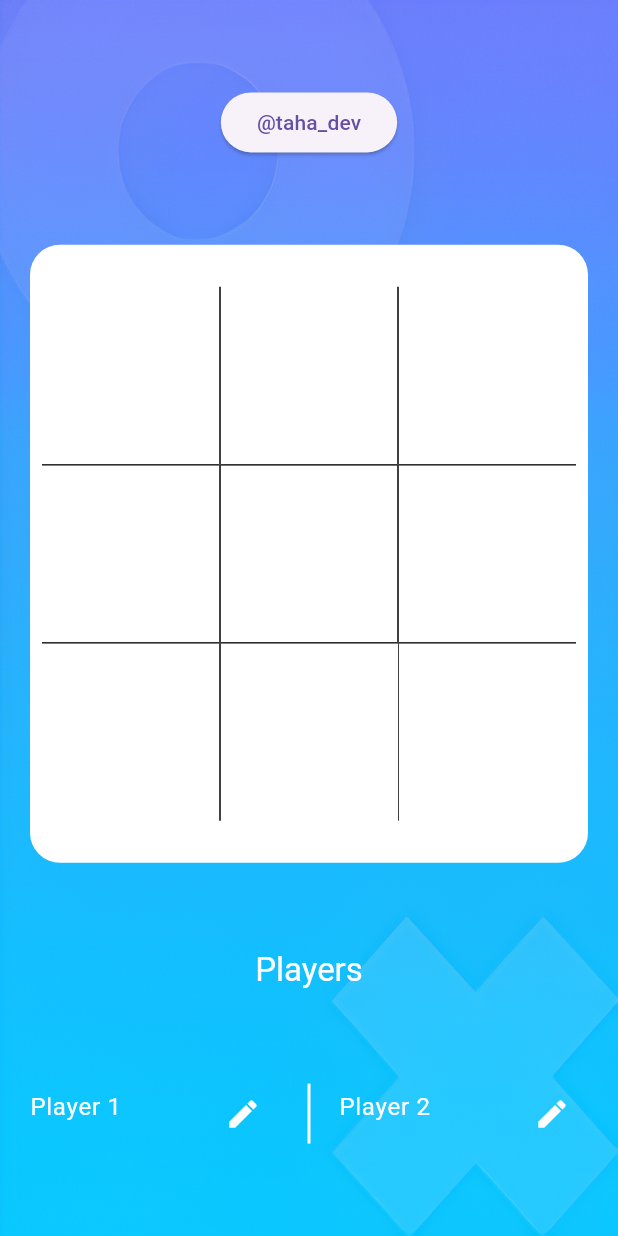
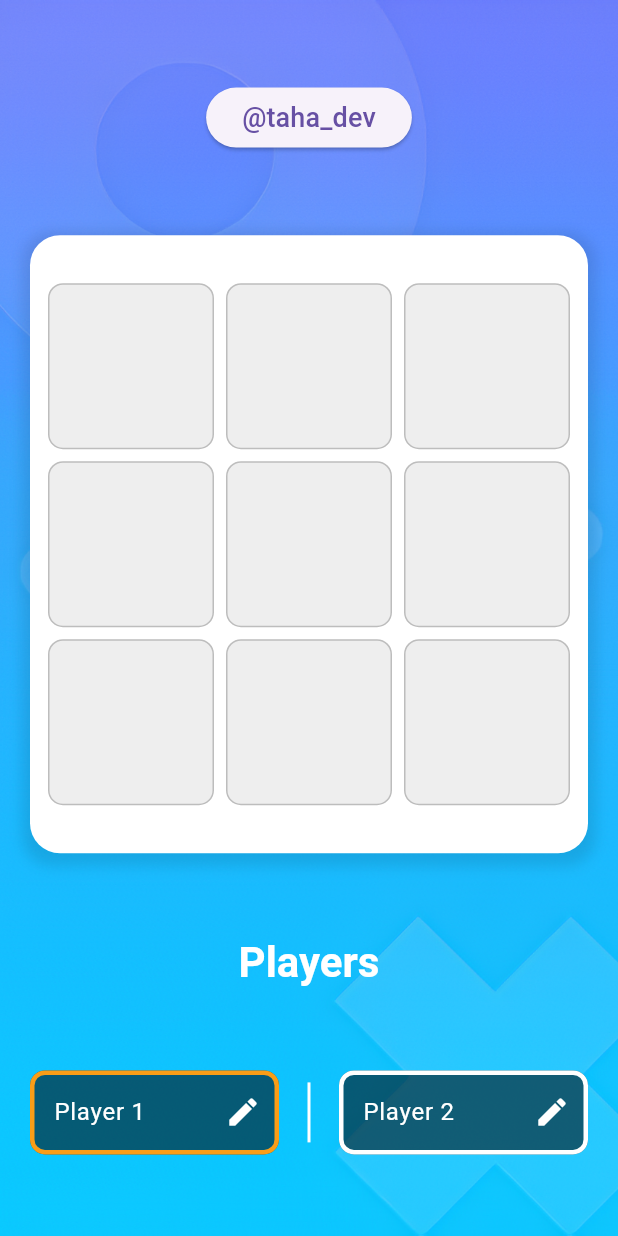
Before and after one commit to MuhammadTahaRandhawa/tic_tac_toe_game_flutter, a Flutter app: the screen it shows after launch, on a phone screen of 412 x 824 dp. Run offline on Flutter 3.47's test engine with Material 3 defaults, Android fonts, the phone set to English and light mode, and no system bars; our stand-ins replace device_preview, lottie.

Commit message:
implement draw game logic + UI Changes

```diff
--- a/lib/game/game_board.dart
+++ b/lib/game/game_board.dart
@@ -1,9 +1,7 @@
 import 'package:flutter/material.dart';
-import 'package:fpdart/fpdart.dart' show FpdartOnIterable;
 import 'package:lottie/lottie.dart';
 import 'package:myapp/game/game_provider.dart';
 import 'package:provider/provider.dart';
-
 
 class GameBoard extends StatefulWidget {
   const GameBoard({super.key});
@@ -19,9 +17,17 @@ class _GameBoardState extends State<GameBoard> {
     return Container(
       height: width,
       width: width,
-      decoration: const BoxDecoration(
+      decoration: BoxDecoration(
         color: Colors.white,
-        borderRadius: BorderRadius.all(Radius.circular(20)),
+        borderRadius: BorderRadius.circular(20),
+        boxShadow: [
+          BoxShadow(
+            color: Colors.black.withOpacity(0.1),
+            spreadRadius: 5,
+            blurRadius: 7,
+            offset: Offset(0, 3),
+          ),
+        ],
       ),
       child: Padding(
         padding: const EdgeInsets.all(8.0),
@@ -29,12 +35,7 @@ class _GameBoardState extends State<GameBoard> {
           builder: (context, value, child) {
             if (value.isCompleted) {
               WidgetsBinding.instance.addPostFrameCallback((_) {
-                  Future.delayed(
-                    const Duration(seconds: 1),
-                    () {
                 _showCongratulationsDialog(context, value);
-                    },
-                  );
               });
             }
             final gameBoard = value.gameBoard;
@@ -49,16 +50,18 @@ class _GameBoardState extends State<GameBoard> {
                         aspectRatio: 1,
                         child: InkWell(
                           onTap: () {
-                              context
-                                  .read<GameProvider>()
-                                  .makeMove(rowIndex, colIndex);
+                            context.read<GameProvider>().makeMove(rowIndex, colIndex);
                           },
                           child: Container(
+                            margin: const EdgeInsets.all(4.0),
                             decoration: BoxDecoration(
-                                border:
-                                    getBoxBorder(Matrix(rowIndex, colIndex)),
+                              color: Colors.grey.shade200,
+                              border: Border.all(color: Colors.grey.shade400),
+                              borderRadius: BorderRadius.circular(10),
                             ),
+                            child: Center(
                               child: getBoxValue(gameBoard, rowIndex, colIndex),
+                            ),
                           ),
                         ),
                       ),
@@ -68,7 +71,8 @@ class _GameBoardState extends State<GameBoard> {
               }).toList(),
             );
           },
-          )),
+        ),
+      ),
     );
   }
 
@@ -76,10 +80,13 @@ class _GameBoardState extends State<GameBoard> {
     showDialog(
       context: context,
       builder: (BuildContext context) {
-        return AlertDialog(
+        return Stack(
+          children: [
+            AlertDialog(
+              shape: RoundedRectangleBorder(borderRadius: BorderRadius.circular(20)),
               title: Column(
                 children: [
-              const Text('Congratulations!'),
+                  const Text('Congratulations!', style: TextStyle(fontSize: 24, fontWeight: FontWeight.bold)),
                   Lottie.asset(
                     'assets/animations/celebration.json',
                     width: 100,
@@ -88,22 +95,52 @@ class _GameBoardState extends State<GameBoard> {
                   ),
                 ],
               ),
-          content: Text('Congratulations to the winner! ${value.winner}'),
+              content: Text('Congratulations to the winner! ${value.winner}', style: TextStyle(fontSize: 18)),
               actions: <Widget>[
                 TextButton(
                   onPressed: () {
                     context.read<GameProvider>().restartGame();
                     Navigator.of(context).pop();
                   },
-              child: const Text('Restart'),
+                  child: const Text('Restart', style: TextStyle(fontSize: 18)),
+                ),
+              ],
+            ),
+            Positioned(
+              top: 0,
+              right: 0,
+              left: 0,
+              child: Lottie.asset('assets/animations/fireworks.json'),
             ),
           ],
         );
       },
     );
   }
+
+  void _showDrawDialog(BuildContext context, GameProvider value) {
+    showDialog(
+      context: context,
+      builder: (BuildContext context) {
+        return AlertDialog(
+          shape: RoundedRectangleBorder(borderRadius: BorderRadius.circular(20)),
+          title: const Text('Game Drawn!', style: TextStyle(fontSize: 24, fontWeight: FontWeight.bold)),
+          content: const Text('Game ended without a winner', style: TextStyle(fontSize: 18)),
+          actions: <Widget>[
+            TextButton(
+              onPressed: () {
+                context.read<GameProvider>().restartGame();
+                Navigator.of(context).pop();
+              },
+              child: const Text('Restart', style: TextStyle(fontSize: 18)),
+            ),
+          ],
+        );
+      },
+    );
   }
-Widget? getBoxValue(List<List<String?>> gameBoard, rowIndex, colIndex) {
+
+  Widget? getBoxValue(List<List<String?>> gameBoard, int rowIndex, int colIndex) {
     if (gameBoard[rowIndex][colIndex] == 'X') {
       return const Image(image: AssetImage('assets/images/x_image.png'));
     } else if (gameBoard[rowIndex][colIndex] == 'O') {
@@ -111,52 +148,10 @@ Widget? getBoxValue(List<List<String?>> gameBoard, rowIndex, colIndex) {
     }
     return null;
   }
+}
 
-BoxBorder getBoxBorder(Matrix matrix) {
-  if (matrix.colIndex == 0 && matrix.rowIndex == 0) {
-    return const Border(
-        right: BorderSide(width: 0.5), bottom: BorderSide(width: 0.5));
-  } else if (matrix.colIndex == 1 && matrix.rowIndex == 0) {
-    return const Border(
-        right: BorderSide(width: 0.5),
-        bottom: BorderSide(width: 0.5),
-        left: BorderSide(width: 0.5));
-  } else if (matrix.colIndex == 2 && matrix.rowIndex == 0) {
-    return const Border(
-        bottom: BorderSide(width: 0.5), left: BorderSide(width: 0.5));
-  } else if (matrix.colIndex == 0 && matrix.rowIndex == 1) {
-    return const Border(
-        right: BorderSide(width: 0.5),
-        top: BorderSide(width: 0.5),
-        bottom: BorderSide(width: 0.5));
-  } else if (matrix.colIndex == 1 && matrix.rowIndex == 1) {
-    return const Border(
-        right: BorderSide(width: 0.5),
-        top: BorderSide(width: 0.5),
-        bottom: BorderSide(width: 0.5),
-        left: BorderSide(width: 0.5));
-  } else if (matrix.colIndex == 2 && matrix.rowIndex == 1) {
-    return const Border(
-        bottom: BorderSide(width: 0.5),
-        top: BorderSide(width: 0.5),
-        left: BorderSide(width: 0.5));
-  } else if (matrix.colIndex == 0 && matrix.rowIndex == 2) {
-    return const Border(
-        right: BorderSide(width: 0.5), top: BorderSide(width: 0.5));
-  } else if (matrix.colIndex == 0 && matrix.rowIndex == 2) {
-    return const Border(
-        right: BorderSide(width: 0.5),
-        top: BorderSide(width: 0.5),
-        left: BorderSide(width: 0.5));
-  } else {
-    return const Border(
-        left: BorderSide(width: 0.5), top: BorderSide(width: 0.5));
+extension MapWithIndex<E> on List<E> {
+  List<T> mapWithIndex<T>(T Function(E e, int index) f) {
+    return asMap().map((index, value) => MapEntry(index, f(value, index))).values.toList();
   }
 }
-
-class Matrix {
-  final int rowIndex;
-  final int colIndex;
-
-  Matrix(this.rowIndex, this.colIndex);
-}
--- a/lib/game/game_screen.dart
+++ b/lib/game/game_screen.dart
@@ -18,7 +18,8 @@ class _GameScreenState extends State<GameScreen> {
   }
 
   Future<void> _launchURL() async {
-    final Uri url = Uri.parse('https://www.google.com');
+    final Uri url = Uri.parse(
+        'https://www.linkedin.com/in/muhammad-taha-randhawa-7823a125a/');
     if (await canLaunchUrl(url)) {
       await launchUrl(url);
     } else {
@@ -37,9 +38,11 @@ class _GameScreenState extends State<GameScreen> {
           width: width,
           height: height,
           decoration: const BoxDecoration(
-              image: DecorationImage(
-                  image: AssetImage('assets/images/bg_screen.png'),
-                  fit: BoxFit.fill)),
+            image: DecorationImage(
+              image: AssetImage('assets/images/bg_screen.png'),
+              fit: BoxFit.cover,
+            ),
+          ),
           child: Padding(
             padding: const EdgeInsets.symmetric(horizontal: 20.0),
             child: Column(
@@ -47,14 +50,15 @@ class _GameScreenState extends State<GameScreen> {
               mainAxisSize: MainAxisSize.max,
               children: [
                 ElevatedButton(
-                    onPressed: _launchURL, child: const Text("@taha_dev")),
+                  onPressed: _launchURL,
+                  child:
+                      const Text("@taha_dev", style: TextStyle(fontSize: 18)),
+                ),
                 const GameBoard(),
                 Text(
                   "Players",
-                  style: Theme.of(context)
-                      .textTheme
-                      .titleLarge!
-                      .copyWith(color: Colors.white),
+                  style: Theme.of(context).textTheme.headlineMedium?.copyWith(
+                      color: Colors.white, fontWeight: FontWeight.bold),
                 ),
                 Consumer<GameProvider>(
                   builder: (context, value, child) => Row(
@@ -63,45 +67,74 @@ class _GameScreenState extends State<GameScreen> {
                       Expanded(
                         child: TextField(
                           controller: value.player1Controller,
-                          style: const TextStyle().copyWith(
-                            color: Colors.white,
+                          style: const TextStyle(color: Colors.white),
+                          decoration: InputDecoration(
+                            suffixIcon:
+                                const Icon(Icons.edit, color: Colors.white),
+                            enabledBorder: OutlineInputBorder(
+                              borderRadius: BorderRadius.circular(10),
+                              borderSide: BorderSide(
+                                  color: value.currentPlayer == 'X'
+                                      ? const Color(0XFFF99D17)
+                                      : Colors.white,
+                                  width: 3),
+                            ),
+                            focusedBorder: OutlineInputBorder(
+                              borderRadius: BorderRadius.circular(10),
+                              borderSide: BorderSide(
+                                  color: value.currentPlayer == 'X'
+                                      ? const Color(0XFFF99D17)
+                                      : Colors.white,
+                                  width: 3),
+                            ),
+                            hintText: "Player 1",
+                            hintStyle: const TextStyle(color: Colors.white),
+                            filled: true,
+                            fillColor: Colors.black54,
                           ),
-                          decoration: InputDecoration(
-                              suffixIcon: const Icon(Icons.edit),
-                              border: InputBorder.none,
-                              hintText: "Player 1",
-                              hintStyle: const TextStyle().copyWith(
-                                color: Colors.white,
-                              )),
                         ),
                       ),
                       const SizedBox(
-                        height: 40, // You can adjust the height as needed
+                        height: 40,
                         child: VerticalDivider(
-                          width:
-                              40, // This width only affects the spacing around the divider
-                          thickness: 2, // Adjust the thickness as needed
+                          width: 40,
+                          thickness: 2,
                           color: Colors.white,
                         ),
                       ),
                       Expanded(
                         child: TextField(
                           controller: value.player2Controller,
-                          style: const TextStyle().copyWith(
-                            color: Colors.white,
+                          style: const TextStyle(color: Colors.white),
+                          decoration: InputDecoration(
+                            suffixIcon:
+                                const Icon(Icons.edit, color: Colors.white),
+                            enabledBorder: OutlineInputBorder(
+                              borderRadius: BorderRadius.circular(10),
+                              borderSide: BorderSide(
+                                  color: value.currentPlayer == 'O'
+                                      ? const Color(0XFFF99D17)
+                                      : Colors.white,
+                                  width: 3),
+                            ),
+                            focusedBorder: OutlineInputBorder(
+                              borderRadius: BorderRadius.circular(10),
+                              borderSide: BorderSide(
+                                  color: value.currentPlayer == 'O'
+                                      ? const Color(0XFFF99D17)
+                                      : Colors.white,
+                                  width: 3),
+                            ),
+                            hintText: "Player 2",
+                            hintStyle: const TextStyle(color: Colors.white),
+                            filled: true,
+                            fillColor: Colors.black54,
                           ),
-                          decoration: InputDecoration(
-                              suffixIcon: const Icon(Icons.edit),
-                              border: InputBorder.none,
-                              hintText: "Player 2",
-                              hintStyle: const TextStyle().copyWith(
-                                color: Colors.white,
-                              )),
                         ),
                       ),
                     ],
                   ),
-                )
+                ),
               ],
             ),
           ),
--- a/lib/main.dart
+++ b/lib/main.dart
@@ -7,7 +7,7 @@ import 'package:provider/provider.dart';
 void main() {
   runApp(
     DevicePreview(
-      enabled: true,
+      enabled: false,
       builder: (context) => ChangeNotifierProvider(
         create: (context) => GameProvider(),
         child: const MyApp(),
```
Also changed, not shown: assets/animations/fireworks.json (added, +1 -0 lines). Lines whose indentation alone changed are shown as unchanged.
